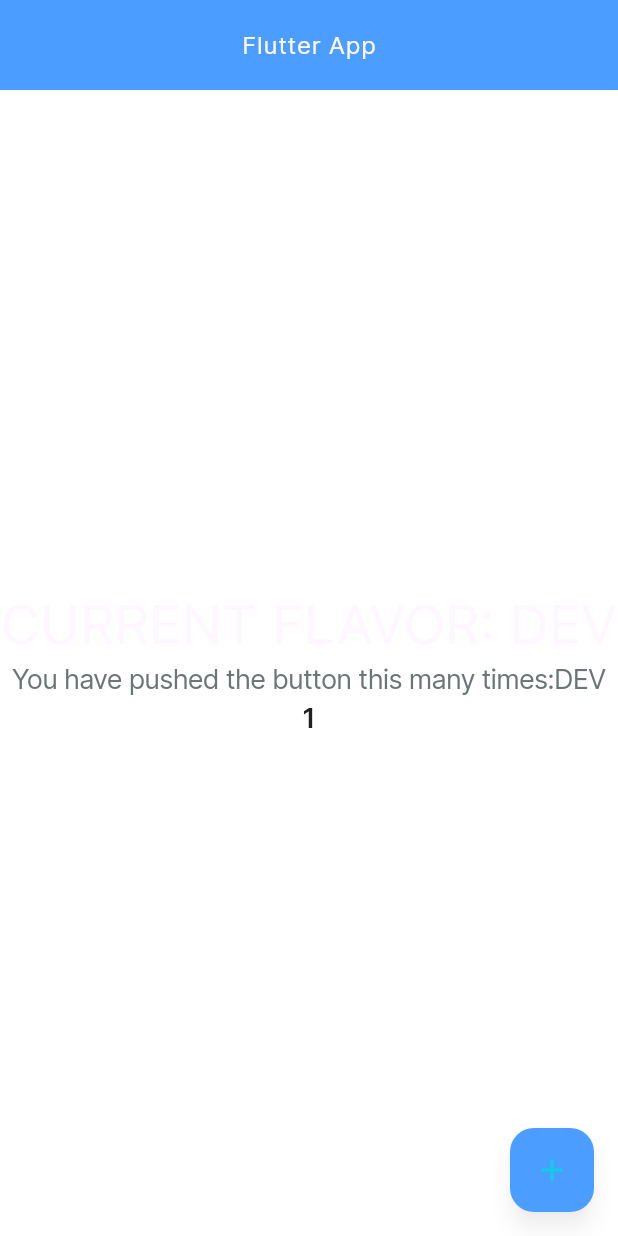
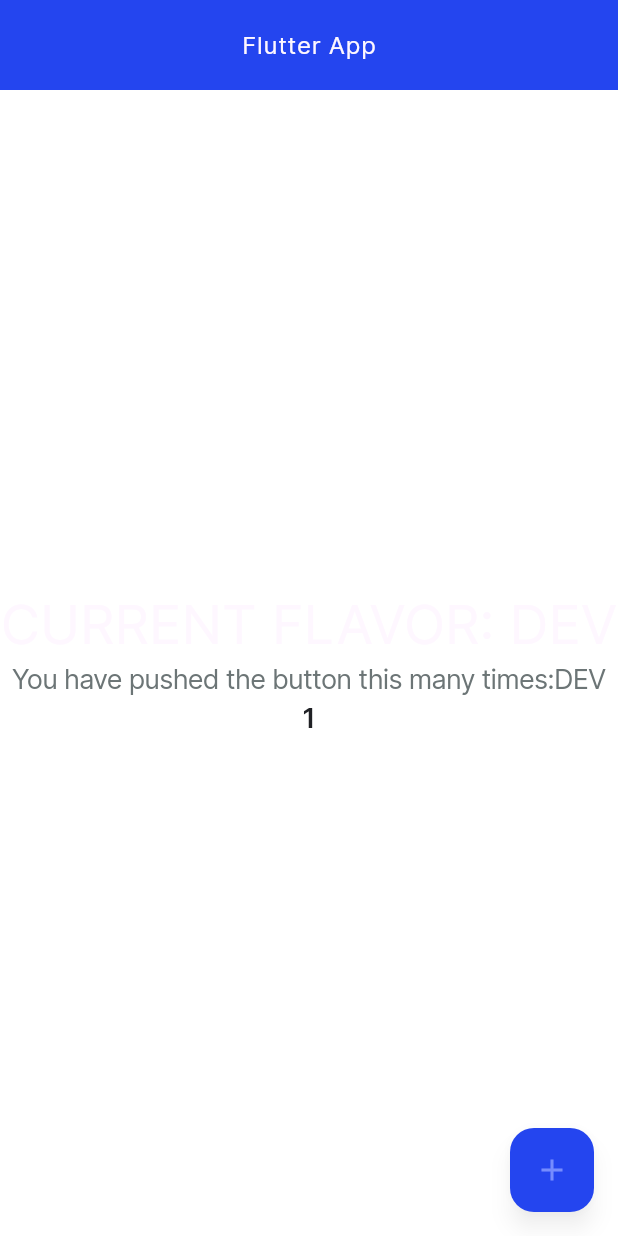
Before and after one commit to RIZVY91221/simple_chat_app, a Flutter app: the screen it shows after launch, after a tap on the "add" icon, on a phone screen of 412 x 824 dp. Run offline on Flutter 3.47's test engine with Material 3 defaults, Android fonts, the phone set to English and light mode, and no system bars; our stand-ins replace calendar_date_picker2, dio, expandable, flutter_dotenv, flutter_spinkit, flutter_svg and 11 more; missing offline and left inert: flutter_background_service, jovial_svg, restart_app, shorebird_code_push; accounts and stored records are empty.

Commit message:
Setup flutter app base

```diff
--- a/lib/core/theme/colors.dart
+++ b/lib/core/theme/colors.dart
@@ -1,10 +1,10 @@
 import 'package:flutter/material.dart';
 
 class AppColor {
-  static Color get primaryOne4B9EFF => const Color(0xFF4B9EFF);
-  static Color get primaryTwo10CCE4 => const Color(0xFF10CCE4);
+  static Color get primaryOne4B9EFF => const Color(0xFF2445EF);
+  static Color get primaryTwo10CCE4 => const Color(0xFF768CFE);
 
-  static Color get primaryToneOneEAF4FF => const Color(0xFFEAF4FF); //#202125
+  static Color get primaryToneOneEAF4FF => const Color(0xFF1E3CD6); //#202125
   static Color get primaryToneTwoE6F7F9 => const Color(0xFFE6F7F9);
 
   static Color get secondaryOne354170 => const Color(0xFF354170);
--- a/lib/features/splash/presentation/splash_screen.dart
+++ b/lib/features/splash/presentation/splash_screen.dart
@@ -22,7 +22,7 @@ class SplashScreen extends GetWidget {
               Expanded(
                 child: Center(
                   child: Image.asset(
-                    Assets.iconsIcon,
+                    Assets.iconsIogo,
                     width: Get.width / 2,
                   ),
                 ),
@@ -39,7 +39,7 @@ class SplashScreen extends GetWidget {
                       ),
                     ),
                     const Text(
-                      "Spaceship",
+                      "Mistri Bazar Ltd",
                       style: TextStyle(color: Colors.blue, fontSize: 16, fontFamily: "Artegra"),
                     )
                   ],
```
Also changed, not shown: pubspec.yaml (+7 -1 lines), assets/icons/Icon.png (deleted), assets/icons/icon.png (added), assets/icons/iogo.png (added), lib/generated/assets.dart, 51 other files.
